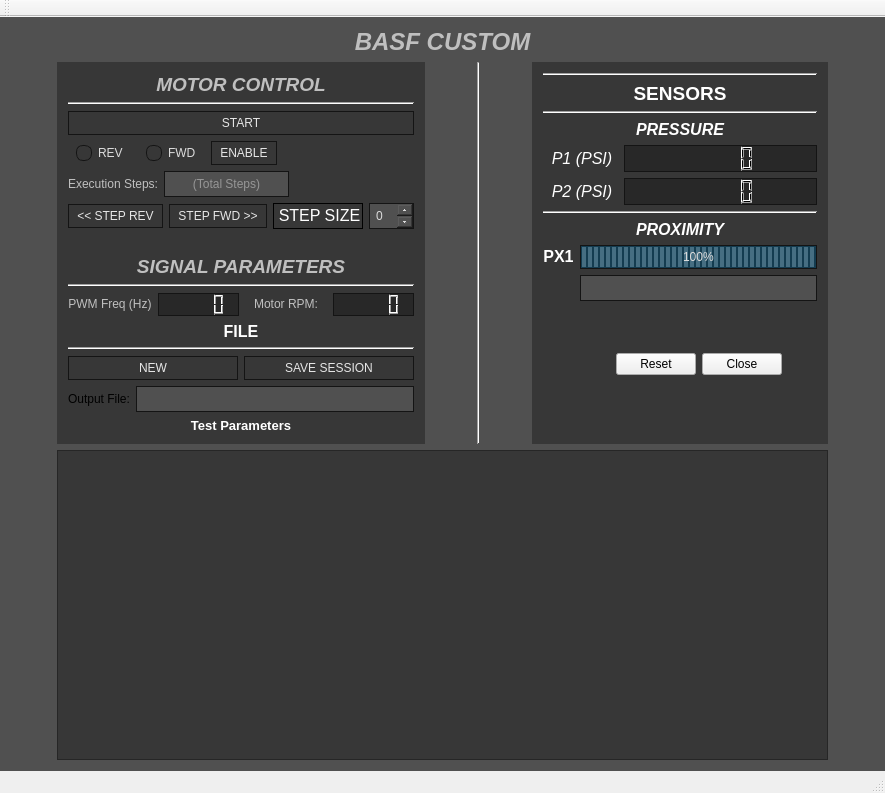
This is BASFmainwindow.ui in StoneAgeInc/BASF-Custom as Qt 5 draws it before an edit. The edited form follows.
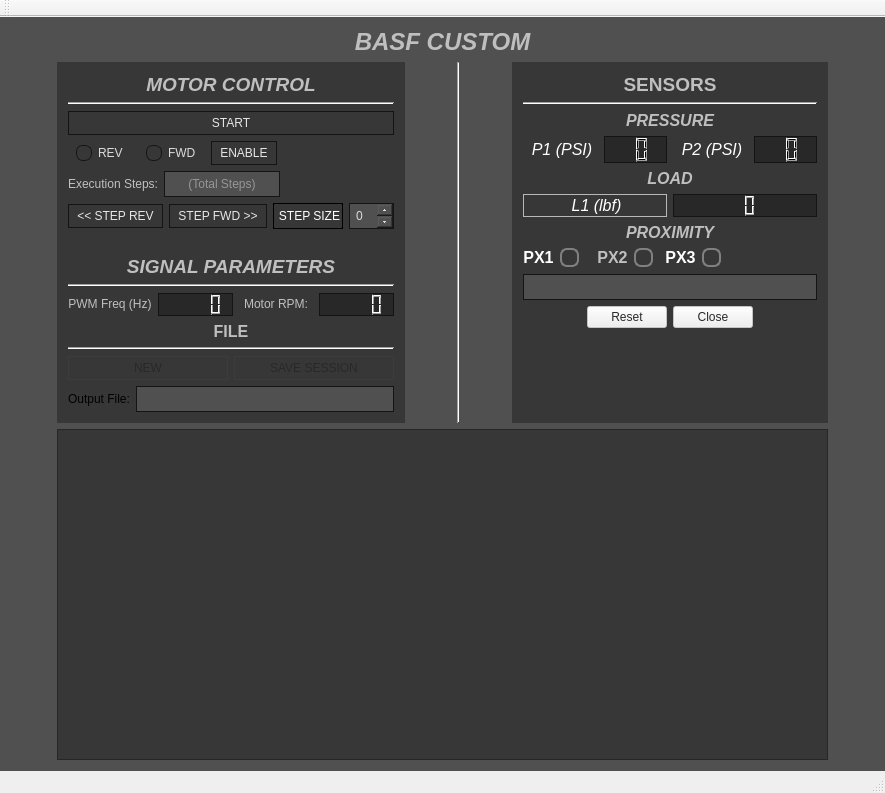
This is the edited form. Icons and pictures are not drawn. Custom widgets are drawn as their Qt base class.

```diff
--- a/BASFmainwindow.ui
+++ b/BASFmainwindow.ui
@@ -544,7 +544,7 @@
             <enum>QFrame::Panel</enum>
            </property>
            <property name="text">
-            <string>&lt;html&gt;&lt;head/&gt;&lt;body&gt;&lt;p align=&quot;center&quot;&gt;&lt;span style=&quot; font-size:12pt; color:#ffffff;&quot;&gt;STEP SIZE&lt;/span&gt;&lt;/p&gt;&lt;/body&gt;&lt;/html&gt;</string>
+            <string>&lt;html&gt;&lt;head/&gt;&lt;body&gt;&lt;p align=&quot;center&quot;&gt;&lt;span style=&quot; color:#ffffff;&quot;&gt;STEP SIZE&lt;/span&gt;&lt;/p&gt;&lt;/body&gt;&lt;/html&gt;</string>
            </property>
           </widget>
          </item>
@@ -755,7 +755,7 @@
        <item>
         <widget class="QLabel" name="label_12">
          <property name="text">
-          <string>&lt;html&gt;&lt;head/&gt;&lt;body&gt;&lt;p align=&quot;center&quot;&gt;&lt;span style=&quot; font-size:12pt; font-weight:600; color:#ffffff;&quot;&gt;FILE&lt;/span&gt;&lt;/p&gt;&lt;/body&gt;&lt;/html&gt;</string>
+          <string>&lt;html&gt;&lt;head/&gt;&lt;body&gt;&lt;p align=&quot;center&quot;&gt;&lt;span style=&quot; font-size:12pt; font-weight:600; color:#bfbfbf;&quot;&gt;FILE&lt;/span&gt;&lt;/p&gt;&lt;/body&gt;&lt;/html&gt;</string>
          </property>
         </widget>
        </item>
@@ -770,6 +770,9 @@
         <layout class="QHBoxLayout" name="horizontalLayout_4">
          <item>
           <widget class="QPushButton" name="newSessionBTN">
+           <property name="enabled">
+            <bool>false</bool>
+           </property>
            <property name="styleSheet">
             <string notr="true">QPushButton
 {
@@ -820,6 +823,9 @@
          </item>
          <item>
           <widget class="QPushButton" name="saveSessionBTN">
+           <property name="enabled">
+            <bool>false</bool>
+           </property>
            <property name="styleSheet">
             <string notr="true">QPushButton
 {
@@ -913,13 +919,6 @@
          </item>
         </layout>
        </item>
-       <item>
-        <widget class="QLabel" name="label">
-         <property name="text">
-          <string>&lt;html&gt;&lt;head/&gt;&lt;body&gt;&lt;p align=&quot;center&quot;&gt;&lt;span style=&quot; font-size:10pt; font-weight:600; color:#ffffff;&quot;&gt;Test Parameters&lt;/span&gt;&lt;/p&gt;&lt;/body&gt;&lt;/html&gt;</string>
-         </property>
-        </widget>
-       </item>
       </layout>
      </widget>
     </item>
@@ -987,17 +986,10 @@
        <property name="sizeConstraint">
         <enum>QLayout::SetMinimumSize</enum>
        </property>
-       <item>
-        <widget class="Line" name="line_15">
-         <property name="orientation">
-          <enum>Qt::Horizontal</enum>
-         </property>
-        </widget>
-       </item>
        <item>
         <widget class="QLabel" name="label_8">
          <property name="text">
-          <string>&lt;html&gt;&lt;head/&gt;&lt;body&gt;&lt;p align=&quot;center&quot;&gt;&lt;span style=&quot; font-size:14pt; font-weight:600; color:#ffffff;&quot;&gt;SENSORS&lt;/span&gt;&lt;/p&gt;&lt;/body&gt;&lt;/html&gt;</string>
+          <string>&lt;html&gt;&lt;head/&gt;&lt;body&gt;&lt;p align=&quot;center&quot;&gt;&lt;span style=&quot; font-size:14pt; font-weight:600; color:#bfbfbf;&quot;&gt;SENSORS&lt;/span&gt;&lt;/p&gt;&lt;/body&gt;&lt;/html&gt;</string>
          </property>
         </widget>
        </item>
@@ -1011,13 +1003,13 @@
        <item>
         <widget class="QLabel" name="label_15">
          <property name="text">
-          <string>&lt;html&gt;&lt;head/&gt;&lt;body&gt;&lt;p align=&quot;center&quot;&gt;&lt;span style=&quot; font-size:12pt; font-weight:600; font-style:italic; color:#ffffff;&quot;&gt;PRESSURE&lt;/span&gt;&lt;/p&gt;&lt;/body&gt;&lt;/html&gt;</string>
+          <string>&lt;html&gt;&lt;head/&gt;&lt;body&gt;&lt;p align=&quot;center&quot;&gt;&lt;span style=&quot; font-size:12pt; font-weight:600; font-style:italic; color:#bfbfbf;&quot;&gt;PRESSURE&lt;/span&gt;&lt;/p&gt;&lt;/body&gt;&lt;/html&gt;</string>
          </property>
         </widget>
        </item>
        <item>
-        <layout class="QFormLayout" name="formLayout">
-         <item row="1" column="0">
+        <layout class="QHBoxLayout" name="pressureLayout">
+         <item>
           <widget class="QLabel" name="label_6">
            <property name="styleSheet">
             <string notr="true">QLabel
@@ -1037,7 +1029,7 @@
            </property>
           </widget>
          </item>
-         <item row="1" column="1">
+         <item>
           <widget class="QLCDNumber" name="pressureLCD1">
            <property name="styleSheet">
             <string notr="true">QLCDNumber
@@ -1053,9 +1045,12 @@
   border: 1px solid rgb(60,60,60);
 }</string>
            </property>
+           <property name="digitCount">
+            <number>2</number>
+           </property>
           </widget>
          </item>
-         <item row="2" column="0">
+         <item>
           <widget class="QLabel" name="label_3">
            <property name="styleSheet">
             <string notr="true">QLabel
@@ -1075,7 +1070,7 @@
            </property>
           </widget>
          </item>
-         <item row="2" column="1">
+         <item>
           <widget class="QLCDNumber" name="pressureLCD2">
            <property name="font">
             <font>
@@ -1096,63 +1091,171 @@
   border: 1px solid rgb(60,60,60);
 }</string>
            </property>
+           <property name="digitCount">
+            <number>2</number>
+           </property>
           </widget>
          </item>
         </layout>
        </item>
        <item>
-        <widget class="Line" name="line_16">
-         <property name="orientation">
-          <enum>Qt::Horizontal</enum>
+        <widget class="QLabel" name="label_19">
+         <property name="text">
+          <string>&lt;html&gt;&lt;head/&gt;&lt;body&gt;&lt;p align=&quot;center&quot;&gt;&lt;span style=&quot; font-size:12pt; font-weight:600; font-style:italic; color:#bfbfbf;&quot;&gt;LOAD&lt;/span&gt;&lt;/p&gt;&lt;/body&gt;&lt;/html&gt;</string>
          </property>
         </widget>
        </item>
+       <item>
+        <layout class="QHBoxLayout" name="horizontalLayout_8">
+         <item>
+          <widget class="QLabel" name="label_18">
+           <property name="frameShape">
+            <enum>QFrame::StyledPanel</enum>
+           </property>
+           <property name="text">
+            <string>&lt;html&gt;&lt;head/&gt;&lt;body&gt;&lt;p align=&quot;center&quot;&gt;&lt;span style=&quot; font-size:12pt; font-style:italic; color:#ffffff;&quot;&gt;L1 (lbf)&lt;/span&gt;&lt;/p&gt;&lt;/body&gt;&lt;/html&gt;</string>
+           </property>
+          </widget>
+         </item>
+         <item>
+          <widget class="QLCDNumber" name="load1LCD">
+           <property name="styleSheet">
+            <string notr="true">QLCDNumber
+{
+  background-color: rgb(40,40,40);
+  border: 1px solid rgb(20,20,20);
+}
+
+/**** QLCDNumber (disabled) ****/
+QLCDNumber:disabled
+{
+  background-color: rgb(120,120,120);
+  border: 1px solid rgb(60,60,60);
+}</string>
+           </property>
+           <property name="digitCount">
+            <number>2</number>
+           </property>
+           <property name="mode">
+            <enum>QLCDNumber::Dec</enum>
+           </property>
+           <property name="value" stdset="0">
+            <double>0.000000000000000</double>
+           </property>
+          </widget>
+         </item>
+        </layout>
+       </item>
        <item>
         <widget class="QLabel" name="label_16">
          <property name="text">
-          <string>&lt;html&gt;&lt;head/&gt;&lt;body&gt;&lt;p align=&quot;center&quot;&gt;&lt;span style=&quot; font-size:12pt; font-weight:600; font-style:italic; color:#ffffff;&quot;&gt;PROXIMITY&lt;/span&gt;&lt;/p&gt;&lt;/body&gt;&lt;/html&gt;</string>
+          <string>&lt;html&gt;&lt;head/&gt;&lt;body&gt;&lt;p align=&quot;center&quot;&gt;&lt;span style=&quot; font-size:12pt; font-weight:600; font-style:italic; color:#bfbfbf;&quot;&gt;PROXIMITY&lt;/span&gt;&lt;/p&gt;&lt;/body&gt;&lt;/html&gt;</string>
          </property>
         </widget>
        </item>
        <item>
-        <layout class="QFormLayout" name="formLayout_4">
-         <item row="0" column="0">
+        <layout class="QHBoxLayout" name="horizontalLayout_7">
+         <item>
           <widget class="QLabel" name="s1MSLabel">
            <property name="text">
             <string>&lt;html&gt;&lt;head/&gt;&lt;body&gt;&lt;p align=&quot;center&quot;&gt;&lt;span style=&quot; font-size:12pt; font-weight:600; color:#ffffff;&quot;&gt;PX1&lt;/span&gt;&lt;/p&gt;&lt;/body&gt;&lt;/html&gt;</string>
            </property>
           </widget>
          </item>
-         <item row="3" column="1">
-          <spacer name="verticalSpacer">
+         <item>
+          <widget class="QRadioButton" name="proxRadio1">
+           <property name="styleSheet">
+            <string notr="true">QRadioButton::indicator {width: 15px; height: 15px; border-radius: 7px;} QRadioButton::indicator:unchecked {
+background-color: qlineargradient(x1: 0, y1: 0, x2: 0, y2: 1,
+                                    stop: 0 rgb(0, 242, 0), stop: 1 rgb(0, 170, 0));
+border: 2px solid gray;}</string>
+           </property>
+           <property name="text">
+            <string/>
+           </property>
+           <property name="checkable">
+            <bool>false</bool>
+           </property>
+          </widget>
+         </item>
+         <item>
+          <widget class="Line" name="line">
            <property name="orientation">
-            <enum>Qt::Vertical</enum>
+            <enum>Qt::Horizontal</enum>
+           </property>
+          </widget>
+         </item>
+         <item>
+          <widget class="QLabel" name="label_10">
+           <property name="text">
+            <string>&lt;html&gt;&lt;head/&gt;&lt;body&gt;&lt;p align=&quot;center&quot;&gt;&lt;span style=&quot; font-size:12pt; font-weight:600; color:#bfbfbf;&quot;&gt;PX2&lt;/span&gt;&lt;/p&gt;&lt;/body&gt;&lt;/html&gt;</string>
+           </property>
+          </widget>
+         </item>
+         <item>
+          <widget class="QRadioButton" name="proxRadio2">
+           <property name="styleSheet">
+            <string notr="true">QRadioButton::indicator {width: 15px; height: 15px; border-radius: 7px;} QRadioButton::indicator:unchecked { background-color: qlineargradient(x1: 0, y1: 0, x2: 0, y2: 1,
+                                    stop: 0 rgb(200,50,50), stop: 1 rgb(145,5,5));
+
+border: 2px solid gray;}</string>
+           </property>
+           <property name="text">
+            <string/>
+           </property>
+           <property name="checkable">
+            <bool>false</bool>
+           </property>
+          </widget>
+         </item>
+         <item>
+          <widget class="QLabel" name="label_17">
+           <property name="enabled">
+            <bool>false</bool>
+           </property>
+           <property name="text">
+            <string>&lt;html&gt;&lt;head/&gt;&lt;body&gt;&lt;p align=&quot;center&quot;&gt;&lt;span style=&quot; font-size:12pt; font-weight:600; color:#ffffff;&quot;&gt;PX3&lt;/span&gt;&lt;/p&gt;&lt;/body&gt;&lt;/html&gt;</string>
+           </property>
+          </widget>
+         </item>
+         <item>
+          <widget class="QRadioButton" name="proxRadio5">
+           <property name="styleSheet">
+            <string notr="true">QRadioButton::indicator {width: 15px; height: 15px; border-radius: 7px;} QRadioButton::indicator:unchecked { background-color: qlineargradient(x1: 0, y1: 0, x2: 0, y2: 1,
+                                    stop: 0 rgb(200,50,50), stop: 1 rgb(145,5,5));
+
+border: 2px solid gray;}</string>
+           </property>
+           <property name="text">
+            <string/>
+           </property>
+           <property name="checkable">
+            <bool>false</bool>
+           </property>
+          </widget>
+         </item>
+         <item>
+          <spacer name="horizontalSpacer_8">
+           <property name="orientation">
+            <enum>Qt::Horizontal</enum>
            </property>
            <property name="sizeHint" stdset="0">
             <size>
-             <width>20</width>
-             <height>40</height>
+             <width>40</width>
+             <height>20</height>
             </size>
            </property>
           </spacer>
          </item>
-         <item row="4" column="1">
-          <widget class="QDialogButtonBox" name="buttonBox">
-           <property name="standardButtons">
-            <set>QDialogButtonBox::Close|QDialogButtonBox::Reset</set>
-           </property>
-           <property name="centerButtons">
-            <bool>true</bool>
-           </property>
-          </widget>
-         </item>
-         <item row="2" column="1">
-          <widget class="QLineEdit" name="s1MSLineEdit">
-           <property name="enabled">
-            <bool>true</bool>
-           </property>
-           <property name="styleSheet">
-            <string notr="true">/**** QLineEdit (enabled) ****/
+        </layout>
+       </item>
+       <item>
+        <widget class="QLineEdit" name="s1MSLineEdit">
+         <property name="enabled">
+          <bool>true</bool>
+         </property>
+         <property name="styleSheet">
+          <string notr="true">/**** QLineEdit (enabled) ****/
 QLineEdit
 {
   background-color: rgb(80,80,80);
@@ -1175,43 +1278,21 @@
   border-color: rgb(60,60,60);
   color: rgb(200, 200, 200);
 }</string>
-           </property>
-          </widget>
-         </item>
-         <item row="0" column="1">
-          <widget class="QProgressBar" name="progressBar">
-           <property name="styleSheet">
-            <string notr="true">/**** QProgressBar (enabled) ****/
-QProgressBar
-{
-  background-color: rgb(40,40,40);
-  background-color: rgb(20,60,80);
-  border: 1px solid rgb(20,20,20);
-  color: rgb(220,220,220);
-  text-align: center;
-}
-
-QProgressBar::chunk
-{
-  background-color: rgb(70,110,130);
-  margin: 1px;
-  width: 4px;
-}
-
-/**** QProgressBar (disabled) ****/
-QProgressBar:disabled
-{
-  background-color: rgb(120,120,120);
-  border: 1px solid rgb(60,60,60);
-  color: rgb(40,40,40);
-}</string>
-           </property>
-           <property name="value">
-            <number>100</number>
-           </property>
-          </widget>
-         </item>
-        </layout>
+         </property>
+        </widget>
+       </item>
+       <item>
+        <widget class="QDialogButtonBox" name="buttonBox">
+         <property name="enabled">
+          <bool>false</bool>
+         </property>
+         <property name="standardButtons">
+          <set>QDialogButtonBox::Close|QDialogButtonBox::Reset</set>
+         </property>
+         <property name="centerButtons">
+          <bool>true</bool>
+         </property>
+        </widget>
        </item>
        <item>
         <spacer name="verticalSpacer_3">
```
Left out of the diff: 23 changed lines with no effect on the pictures.
